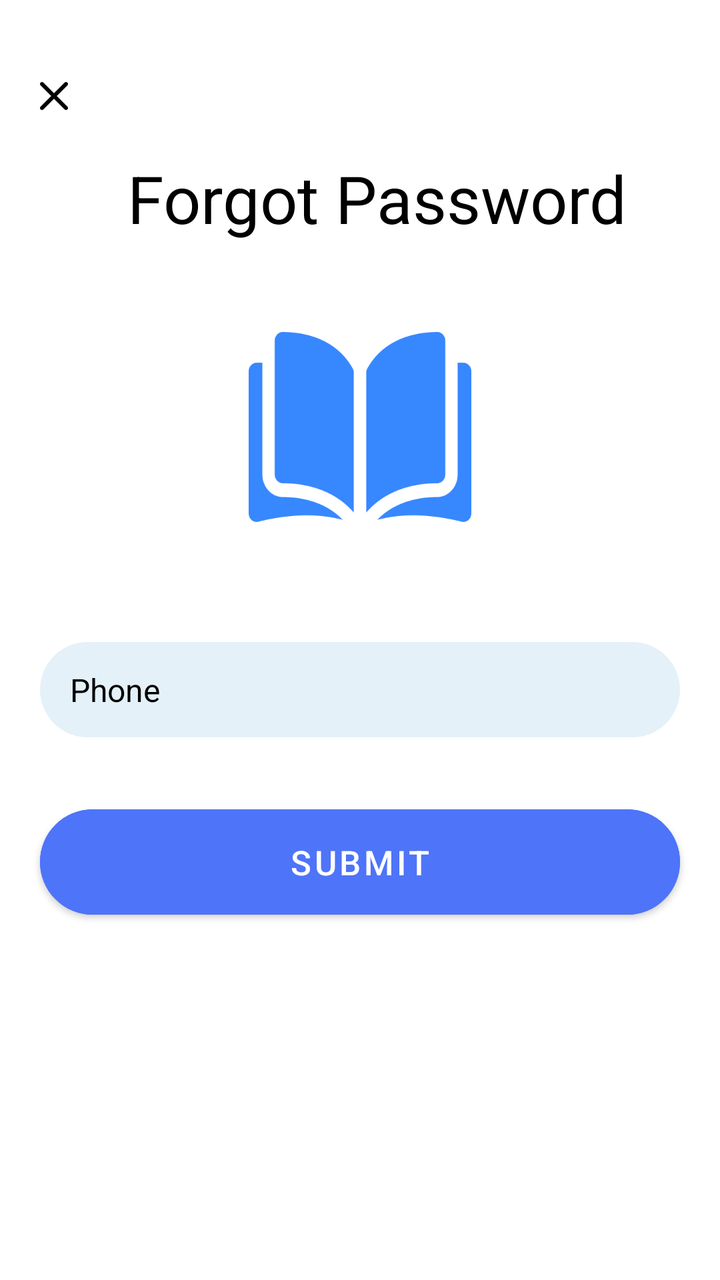
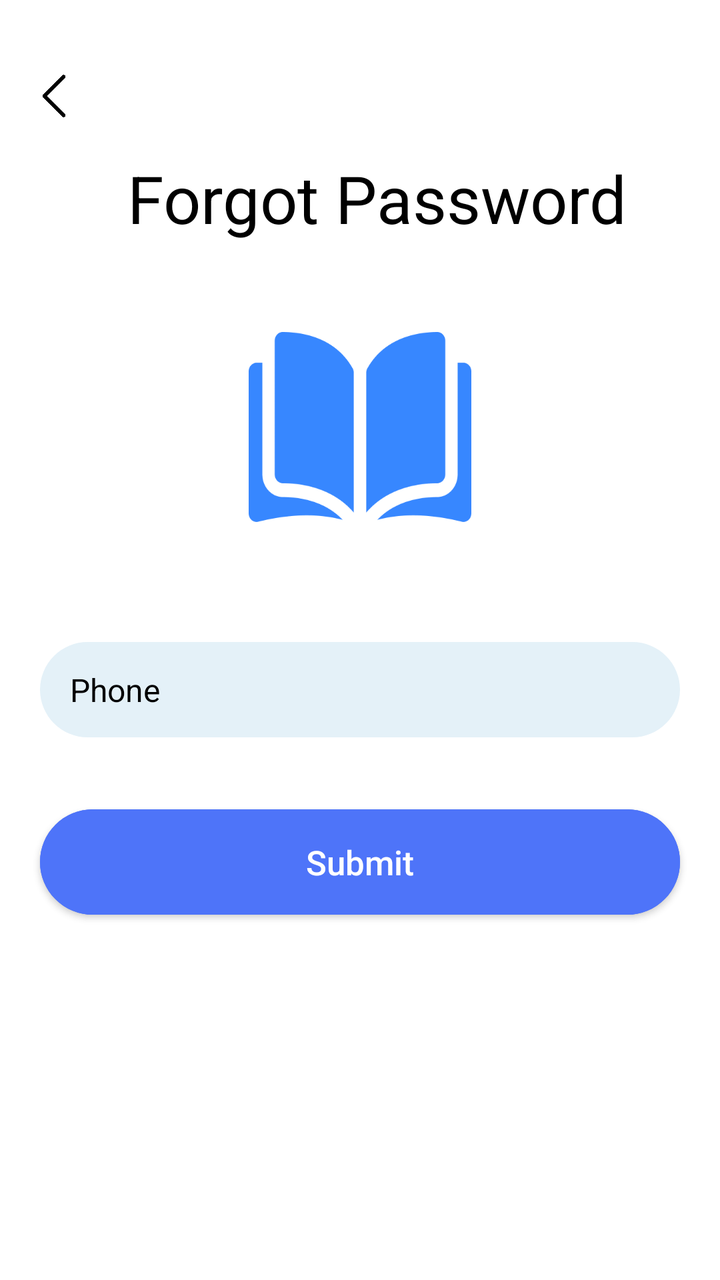

Before-and-after screenshots of an Android layout around one commit, followed by the original layout XML and the change that was made.
<!-- AndroidManifest.xml: application theme Theme.EdTech -->
<!-- res/layout/fragment_email.xml -->
<?xml version="1.0" encoding="utf-8"?>
<layout xmlns:android="http://schemas.android.com/apk/res/android"
    xmlns:tools="http://schemas.android.com/tools"
    xmlns:app="http://schemas.android.com/apk/res-auto">

    <data>

    </data>

    <LinearLayout
        android:layout_width="match_parent"
        android:layout_height="match_parent"
        android:orientation="vertical"
        android:background="@color/white"
        tools:context=".ui.signup.fragment.ForgotPasswordFragment">

        <ImageView
            android:id="@+id/ivBack"
            android:layout_width="24dp"
            android:layout_height="24dp"
            android:layout_marginTop="36dp"
            android:layout_marginStart="15dp"
            android:src="@drawable/cross_button"
            app:layout_constraintTop_toTopOf="parent"
            app:layout_constraintStart_toStartOf="parent" />

        <ScrollView
            android:layout_width="match_parent"
            android:layout_height="match_parent"
            android:fillViewport="true">
            <androidx.constraintlayout.widget.ConstraintLayout
                android:id="@+id/clMain"
                android:layout_width="match_parent"
                android:layout_height="wrap_content">

                <TextView
                    android:id="@+id/welcomeText"
                    android:layout_width="0dp"
                    android:layout_height="wrap_content"
                    android:layout_marginTop="17dp"
                    android:layout_marginStart="17dp"
                    android:text="@string/forgot_password"
                    android:textSize="33sp"
                    android:textColor="@color/black"
                    android:gravity="center_horizontal"
                    app:layout_constraintTop_toTopOf="parent"
                    app:layout_constraintStart_toStartOf="parent"
                    app:layout_constraintEnd_toEndOf="parent" />
                <ImageView
                    android:id="@+id/bookIcon"
                    android:layout_width="112dp"
                    android:layout_height="95dp"
                    android:layout_marginTop="45dp"
                    android:src="@drawable/gradmo_book_icon"
                    app:layout_constraintTop_toBottomOf="@id/welcomeText"
                    app:layout_constraintStart_toStartOf="parent"
                    app:layout_constraintEnd_toEndOf="parent"/>

                <EditText
                    android:id="@+id/phoneInput"
                    style="@style/CommonLoginFlowEditText"
                    android:inputType="number"
                    android:layout_width="0dp"
                    android:layout_marginTop="60dp"
                    android:layout_marginStart="20dp"
                    android:layout_marginEnd="20dp"
                    android:hint="@string/phone"
                    app:layout_constraintTop_toBottomOf="@id/bookIcon"
                    app:layout_constraintStart_toStartOf="parent"
                    app:layout_constraintEnd_toEndOf="parent" />


                <com.google.android.material.button.MaterialButton
                    android:id="@+id/btnResetPassword"
                    style="@style/CommonButton2"
                    android:backgroundTint="@color/theme_blue"
                    android:layout_width="0dp"
                    android:layout_height="wrap_content"
                    android:layout_marginTop="30dp"
                    android:layout_marginBottom="104dp"
                    android:text="@string/submit"
                    app:layout_constraintTop_toBottomOf="@id/phoneInput"
                    app:layout_constraintStart_toStartOf="parent"
                    app:layout_constraintEnd_toEndOf="parent" />

            </androidx.constraintlayout.widget.ConstraintLayout>

        </ScrollView>


    </LinearLayout>
</layout>
<!-- resources referenced by this layout -->
<resources>
  <color name="black">#FF000000</color>
  <color name="theme_blue">#4E74F9</color>
  <color name="white">#FFFFFFFF</color>
  <!-- drawable cross_button: png bitmap (drawable, 835 bytes) -->
  <!-- drawable gradmo_book_icon: png bitmap (drawable, 7826 bytes) -->
  <string name="forgot_password">Forgot Password</string>
  <string name="phone">Phone</string>
  <string name="submit">Submit</string>
  <style name="CommonButton2">
          <item name="cornerRadius">30dp</item>
          <item name="android:textSize">17sp</item>
          <item name="android:backgroundTint">@color/theme_blue</item>
          <item name="android:paddingVertical">15dp</item>
          <item name="android:layout_marginHorizontal">20dp</item>
      </style>
  <style name="CommonLoginFlowEditText">
          <item name="android:layout_width">match_parent</item>
          <item name="android:layout_height">wrap_content</item>
  
          <item name="android:maxLines">1</item>
          <item name="android:paddingVertical">13dp</item>
          <item name="android:paddingHorizontal">15dp</item>
          <item name="fontFamily">@font/manrope_medium</item>
          <item name="android:textSize">16sp</item>
          <item name="android:textColor">@color/black</item>
          <item name="android:textColorHint">@color/black</item>
  
          <item name="android:background">@drawable/bg_login_flow_edittex</item>
      </style>
  <style name="Theme.EdTech" parent="Base.Theme.EdTech" />
  <!-- drawable bg_login_flow_edittex (drawable) -->
  <?xml version="1.0" encoding="utf-8"?>
  <shape xmlns:android="http://schemas.android.com/apk/res/android">
  
      <corners android:radius="30dp"/>
      <solid android:color="#E4F1F8"/>
  </shape>
  <style name="Base.Theme.EdTech" parent="Theme.MaterialComponents.Light.NoActionBar">
          
          
      </style>
</resources>

<!-- the commit's change to res/layout/fragment_email.xml (unified diff, before → after) -->
@@ -20,7 +20,7 @@
             android:layout_height="24dp"
             android:layout_marginTop="36dp"
             android:layout_marginStart="15dp"
-            android:src="@drawable/cross_button"
+            android:src="@drawable/back_button"
             app:layout_constraintTop_toTopOf="parent"
             app:layout_constraintStart_toStartOf="parent" />
 
<!-- resource entries referenced after the edit -->
@@ -3,13 +3,15 @@
   <color name="black">#FF000000</color>
   <color name="theme_blue">#4E74F9</color>
   <color name="white">#FFFFFFFF</color>
-  <!-- drawable cross_button: png bitmap (drawable, 835 bytes) -->
+  <!-- drawable back_button: jpeg bitmap (drawable, 31400 bytes) -->
   <!-- drawable gradmo_book_icon: png bitmap (drawable, 7826 bytes) -->
   <string name="forgot_password">Forgot Password</string>
   <string name="phone">Phone</string>
   <string name="submit">Submit</string>
   <style name="CommonButton2">
           <item name="cornerRadius">30dp</item>
+          <item name="android:letterSpacing">0</item>
+          <item name="android:textAllCaps">false</item>
           <item name="android:textSize">17sp</item>
           <item name="android:backgroundTint">@color/theme_blue</item>
           <item name="android:paddingVertical">15dp</item>
@@ -18,7 +20,6 @@
   <style name="CommonLoginFlowEditText">
           <item name="android:layout_width">match_parent</item>
           <item name="android:layout_height">wrap_content</item>
-  
           <item name="android:maxLines">1</item>
           <item name="android:paddingVertical">13dp</item>
           <item name="android:paddingHorizontal">15dp</item>
@@ -26,7 +27,6 @@
           <item name="android:textSize">16sp</item>
           <item name="android:textColor">@color/black</item>
           <item name="android:textColorHint">@color/black</item>
-  
           <item name="android:background">@drawable/bg_login_flow_edittex</item>
       </style>
   <style name="Theme.EdTech" parent="Base.Theme.EdTech" />
